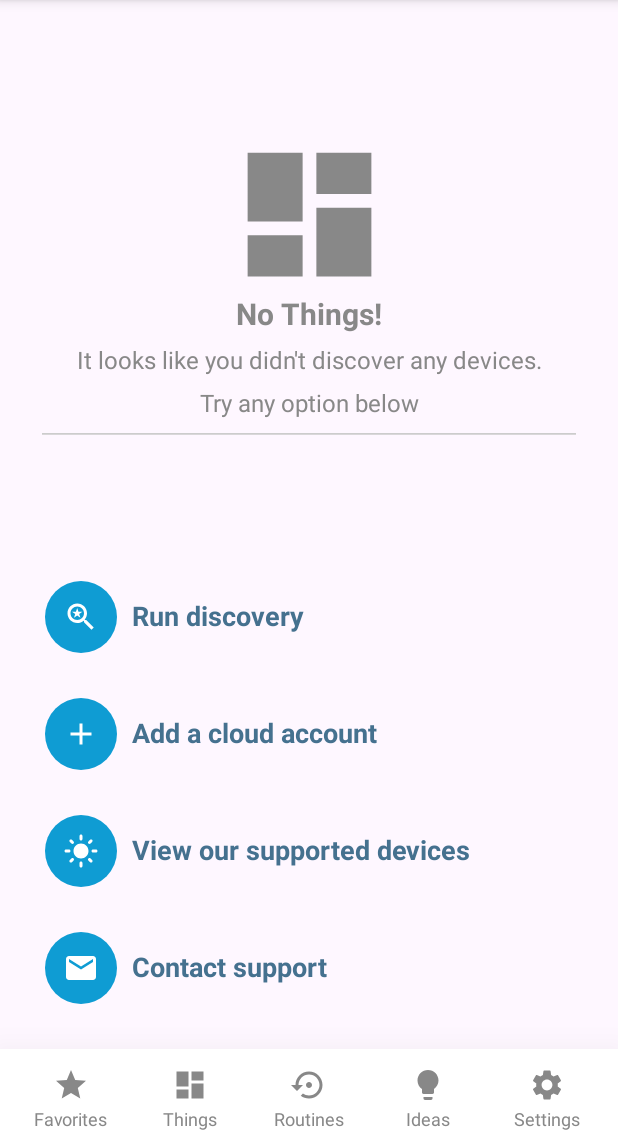
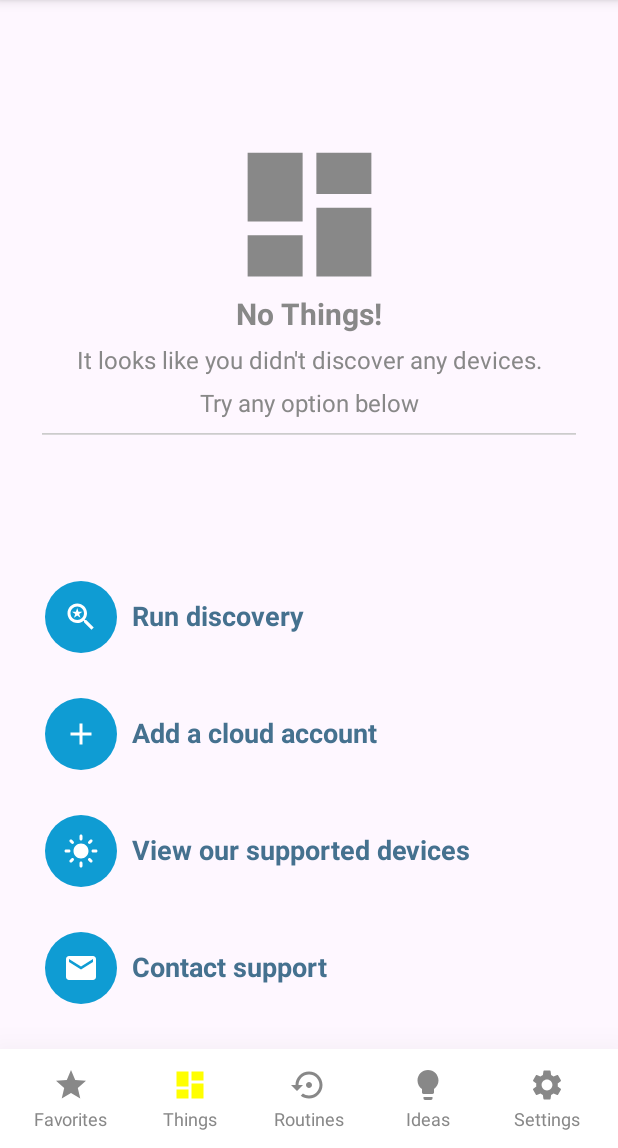
Before and after one commit to AshrafGit256/Mobile-Programming, an Android app built with Jetpack Compose: the screen it shows after launch (MainActivity), after a tap on "Things", on a phone screen of 412 x 824 dp, the part 88-1236 px from its top. Run offline under Robolectric (Android 15) with nearby library versions, the phone set to English and light mode, and no system bars.

Commit message:
Color changes

```diff
--- a/SmartApp/app/src/main/AndroidManifest.xml
+++ b/SmartApp/app/src/main/AndroidManifest.xml
@@ -6,7 +6,7 @@
         android:allowBackup="true"
         android:dataExtractionRules="@xml/data_extraction_rules"
         android:fullBackupContent="@xml/backup_rules"
-        android:icon="@mipmap/ic_launcher"
+        android:icon="@mipmap/smart"
         android:label="@string/app_name"
         android:roundIcon="@mipmap/ic_launcher_round"
         android:supportsRtl="true"
--- a/SmartApp/app/src/main/java/com/example/smartapp/Favourites.kt
+++ b/SmartApp/app/src/main/java/com/example/smartapp/Favourites.kt
@@ -28,6 +28,10 @@ import androidx.compose.material3.Icon
 import androidx.compose.material3.IconButton
 import androidx.compose.material3.Text
 import androidx.compose.runtime.Composable
+import androidx.compose.runtime.getValue
+import androidx.compose.runtime.mutableStateOf
+import androidx.compose.runtime.remember
+import androidx.compose.runtime.setValue
 import androidx.compose.ui.Alignment
 import androidx.compose.ui.Modifier
 import androidx.compose.ui.draw.clip
@@ -41,9 +45,11 @@ import androidx.compose.ui.unit.sp
 import androidx.navigation.NavController
 import androidx.navigation.NavHostController
 import androidx.navigation.compose.rememberNavController
+import com.example.smartapp.components.BottomNavItem
 
 @Composable
 fun Favourites(navController : NavController){
+    var selectedTab by remember{ mutableStateOf("favourites") }
     Box(modifier = Modifier.fillMaxSize()){
         Column(modifier = Modifier.fillMaxSize()){
             Row(
@@ -111,44 +117,63 @@ fun Favourites(navController : NavController){
 
             }
 
-            Row(modifier = Modifier.fillMaxWidth()
+            Row(
+                modifier = Modifier.fillMaxWidth()
+                    .shadow(elevation = 40.dp)
                     .background(Color.White)
                     .padding(8.dp),
                 horizontalArrangement = Arrangement.SpaceAround
-
-            ){
-                com.example.smartapp.components.BottomNavItem(
-                    icon = Icons.Default.Star,
-                    label = "Favorites"
-                ){
+            ) {
+                BottomNavItem(icon = Icons.Default.Star,
+                    label = "Favorites",
+                    isSelected = selectedTab == "favourites",
+                    onClick ={
+                        selectedTab = "favourites"
                         navController.navigate("favorites")
                     }
-                com.example.smartapp.components.BottomNavItem(
-                    icon = Icons.Default.Dashboard,
-                    label = "Things"
-                ){
+                )
+
+
+                BottomNavItem(icon = Icons.Default.Dashboard,
+                    label = "Things",
+                    isSelected = selectedTab == "things",
+                    onClick ={
+                        selectedTab = "things"
                         navController.navigate("things")
+
                     }
-                com.example.smartapp.components.BottomNavItem(
+                )
+
+                BottomNavItem(
                     icon = Icons.Default.SettingsBackupRestore,
-                    label = "Routines"
-                ){
-                    navController.navigate("routines"){
+                    label = "Routines",
+                    isSelected = selectedTab == "routines",
+                    onClick ={
+                        selectedTab = "routines"
                         navController.navigate("routines")
+
                     }
+                )
+
+                BottomNavItem(icon = Icons.Default.Lightbulb,
+                    label = "Ideas",
+                    isSelected = selectedTab == "ideas",
+                    onClick ={
+                        selectedTab = "ideas"
+                        navController.navigate("ideas")
+
                     }
-                com.example.smartapp.components.BottomNavItem(
-                    icon = Icons.Default.Lightbulb,
-                    label = "Ideas"
-                ){
-                    navController.navigate("ideas")
+                )
+                BottomNavItem(icon = Icons.Default.Settings,
+                    label = "Settings",
+                    isSelected = selectedTab == "settings",
+                    onClick ={
+                        selectedTab ="settings"
+                        navController.navigate("settings")
+
                     }
-                com.example.smartapp.components.BottomNavItem(
-                    icon = Icons.Default.Settings,
-                    label = "Settings"
-                ){
-                    navController.navigate("settings")
-                }
+                )
+
             }
         }
         FloatingActionButton(
@@ -164,13 +189,7 @@ fun Favourites(navController : NavController){
     }
 
 }
-@Composable
-fun BottomNavItem(icon: androidx.compose.ui.graphics.vector.ImageVector, label: String) {
-    Column(horizontalAlignment = Alignment.CenterHorizontally) {
-        Icon(imageVector = icon, contentDescription = label, modifier = Modifier.size(24.dp))
-        Text(text = label, fontSize = 12.sp, color = Color.Gray)
-    }
-}
+
 @Preview(showBackground = true)
 @Composable
 fun PreviewSmartHomeScreen() {
--- a/SmartApp/app/src/main/java/com/example/smartapp/Things.kt
+++ b/SmartApp/app/src/main/java/com/example/smartapp/Things.kt
@@ -7,6 +7,10 @@ import androidx.compose.material3.*
 import androidx.compose.material.icons.Icons
 import androidx.compose.material.icons.filled.*
 import androidx.compose.runtime.Composable
+import androidx.compose.runtime.getValue
+import androidx.compose.runtime.mutableStateOf
+import androidx.compose.runtime.remember
+import androidx.compose.runtime.setValue
 import androidx.compose.ui.Alignment
 import androidx.compose.ui.Modifier
 import androidx.compose.ui.draw.clip
@@ -31,6 +35,7 @@ fun PreviewThingsScreen() {
 
 @Composable
 fun Things(navController: NavController) {
+    var selectedTab by remember{ mutableStateOf("things")}
     Box(modifier = Modifier.fillMaxSize()) {
         Column(modifier = Modifier.fillMaxSize()) {
             Row(
@@ -115,25 +120,57 @@ fun Things(navController: NavController) {
                             .padding(8.dp),
                         horizontalArrangement = Arrangement.SpaceAround
                     ) {
-                        BottomNavItem(icon = Icons.Default.Star, label = "Favorites") {
+                        BottomNavItem(icon = Icons.Default.Star,
+                            label = "Favorites",
+                            isSelected = selectedTab == "favourites",
+                            onClick ={
+                                selectedTab = "favourites"
                                 navController.navigate("favorites")
                             }
-                        BottomNavItem(icon = Icons.Default.Dashboard, label = "Things") {
+                            )
+
+
+                        BottomNavItem(icon = Icons.Default.Dashboard,
+                            label = "Things",
+                            isSelected = selectedTab == "things",
+                            onClick ={
+                                selectedTab = "things"
                                 navController.navigate("things")
+
                             }
+                        )
+
                         BottomNavItem(
                             icon = Icons.Default.SettingsBackupRestore,
-                            label = "Routines"
-                        ) {
+                            label = "Routines",
+                            isSelected = selectedTab == "routines",
+                            onClick ={
+                                selectedTab = "routines"
                                 navController.navigate("routines")
+
                             }
-                        BottomNavItem(icon = Icons.Default.Lightbulb, label = "Ideas") {
+                        )
+
+                        BottomNavItem(icon = Icons.Default.Lightbulb,
+                            label = "Ideas",
+                            isSelected = selectedTab == "ideas",
+                            onClick ={
+                                selectedTab = "ideas"
                                 navController.navigate("ideas")
+
                             }
-                        BottomNavItem(icon = Icons.Default.Settings, label = "Settings") {
+                            )
+                        BottomNavItem(icon = Icons.Default.Settings,
+                            label = "Settings",
+                            isSelected = selectedTab == "settings",
+                            onClick ={
+                                selectedTab ="settings"
                                 navController.navigate("settings")
+
+                            }
+                            )
+
                     }
         }
     }
 }
-}
--- a/SmartApp/app/src/main/java/com/example/smartapp/components/BottonNavItem.kt
+++ b/SmartApp/app/src/main/java/com/example/smartapp/components/BottonNavItem.kt
@@ -15,7 +15,7 @@ import androidx.compose.ui.unit.sp
 import androidx.compose.ui.graphics.Color.Companion as Color1
 
 @Composable
-fun BottomNavItem(icon: ImageVector, label: String, onClick: () -> Unit) {
+fun BottomNavItem(icon: ImageVector, label: String,isSelected: Boolean, onClick: () -> Unit) {
     Column(
         horizontalAlignment = Alignment.CenterHorizontally,
         modifier = Modifier
@@ -27,7 +27,7 @@ fun BottomNavItem(icon: ImageVector, label: String, onClick: () -> Unit) {
             imageVector = icon,
             contentDescription = label,
             modifier = Modifier.size(24.dp), // Reduce icon size if needed
-            tint = Color1.Gray
+            tint = if (isSelected) Color.Yellow else Color.Gray
         )
         Spacer(modifier = Modifier.height(4.dp)) // Add spacing between icon and text
         Text(
```
Also changed, not shown: SmartApp/app/src/main/res/mipmap-hdpi/smart.jpg (added). Lines whose indentation alone changed are shown as unchanged.
